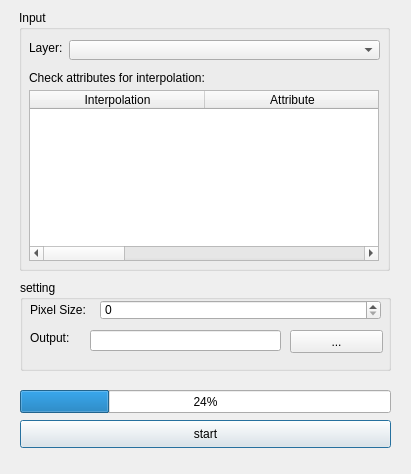
First picture: the form in IDW_Interpolation_dialog_base.ui, repository HanwGeek/geoRec, before the edit.
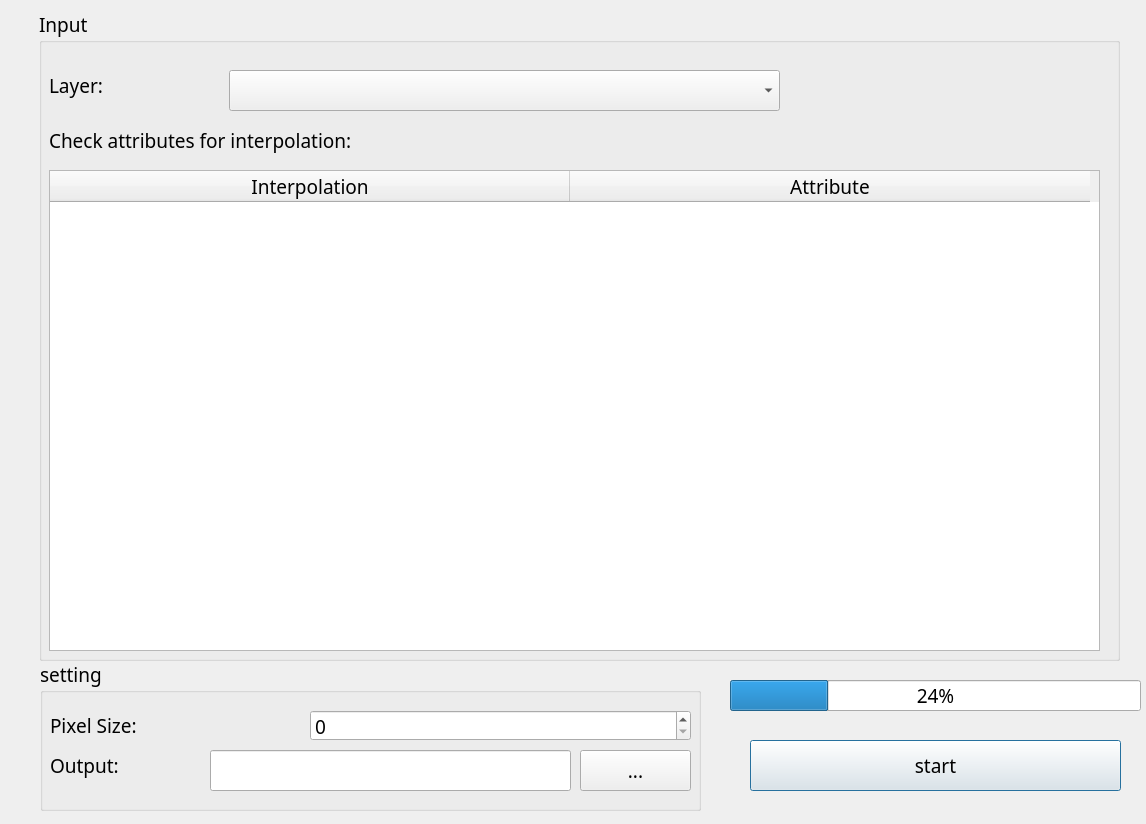
Second picture: the form after the edit.

Commit message: high dpi ui fix

```diff
--- a/IDW_Interpolation_dialog_base.ui
+++ b/IDW_Interpolation_dialog_base.ui
@@ -6,8 +6,8 @@
    <rect>
     <x>0</x>
     <y>0</y>
-    <width>411</width>
-    <height>474</height>
+    <width>1146</width>
+    <height>824</height>
    </rect>
   </property>
   <property name="windowTitle">
@@ -16,12 +16,18 @@
   <widget class="QGroupBox" name="groupBox_input">
    <property name="geometry">
     <rect>
-     <x>19</x>
+     <x>39</x>
      <y>10</y>
-     <width>371</width>
-     <height>261</height>
+     <width>1081</width>
+     <height>651</height>
     </rect>
    </property>
+   <property name="font">
+    <font>
+     <family>Source Code Variable</family>
+     <pointsize>14</pointsize>
+    </font>
+   </property>
    <property name="title">
     <string>Input</string>
    </property>
@@ -29,11 +35,16 @@
     <property name="geometry">
      <rect>
       <x>10</x>
-      <y>30</y>
-      <width>72</width>
-      <height>15</height>
+      <y>50</y>
+      <width>161</width>
+      <height>51</height>
      </rect>
     </property>
+    <property name="font">
+     <font>
+      <family>Source Code Variable</family>
+     </font>
+    </property>
     <property name="text">
      <string>Layer:</string>
     </property>
@@ -42,11 +53,16 @@
     <property name="geometry">
      <rect>
       <x>10</x>
-      <y>60</y>
-      <width>341</width>
-      <height>16</height>
+      <y>110</y>
+      <width>721</width>
+      <height>41</height>
      </rect>
     </property>
+    <property name="font">
+     <font>
+      <family>Source Code Variable</family>
+     </font>
+    </property>
     <property name="text">
      <string>Check attributes for interpolation:</string>
     </property>
@@ -55,16 +71,22 @@
     <property name="geometry">
      <rect>
       <x>10</x>
-      <y>80</y>
-      <width>350</width>
-      <height>171</height>
+      <y>160</y>
+      <width>1051</width>
+      <height>481</height>
      </rect>
     </property>
+    <property name="font">
+     <font>
+      <family>Source Code Variable</family>
+      <pointsize>14</pointsize>
+     </font>
+    </property>
     <property name="columnCount">
-     <number>4</number>
+     <number>2</number>
     </property>
     <attribute name="horizontalHeaderDefaultSectionSize">
-     <number>175</number>
+     <number>520</number>
     </attribute>
     <column>
      <property name="text">
@@ -76,29 +98,38 @@
       <string>Attribute</string>
      </property>
     </column>
-    <column/>
-    <column/>
    </widget>
    <widget class="QComboBox" name="comboBox_layers">
     <property name="geometry">
      <rect>
-      <x>50</x>
-      <y>30</y>
-      <width>311</width>
-      <height>20</height>
+      <x>190</x>
+      <y>60</y>
+      <width>551</width>
+      <height>41</height>
      </rect>
     </property>
+    <property name="font">
+     <font>
+      <family>Source Code Variable</family>
+     </font>
+    </property>
    </widget>
   </widget>
   <widget class="QProgressBar" name="progressBar">
    <property name="geometry">
     <rect>
-     <x>20</x>
-     <y>390</y>
-     <width>371</width>
-     <height>23</height>
+     <x>730</x>
+     <y>680</y>
+     <width>411</width>
+     <height>31</height>
     </rect>
    </property>
+   <property name="font">
+    <font>
+     <family>Source Code Variable</family>
+     <pointsize>14</pointsize>
+    </font>
+   </property>
    <property name="value">
     <number>24</number>
    </property>
@@ -106,12 +137,18 @@
   <widget class="QPushButton" name="pushButton_start">
    <property name="geometry">
     <rect>
-     <x>20</x>
-     <y>420</y>
+     <x>750</x>
+     <y>740</y>
      <width>371</width>
-     <height>28</height>
+     <height>51</height>
     </rect>
    </property>
+   <property name="font">
+    <font>
+     <family>Source Code Variable</family>
+     <pointsize>14</pointsize>
+    </font>
+   </property>
    <property name="text">
     <string>start</string>
    </property>
@@ -119,41 +156,28 @@
   <widget class="QGroupBox" name="groupBox_setting">
    <property name="geometry">
     <rect>
-     <x>20</x>
-     <y>280</y>
-     <width>371</width>
-     <height>91</height>
+     <x>40</x>
+     <y>660</y>
+     <width>661</width>
+     <height>151</height>
     </rect>
    </property>
+   <property name="font">
+    <font>
+     <family>Source Code Variable</family>
+     <pointsize>14</pointsize>
+    </font>
+   </property>
    <property name="title">
     <string>setting</string>
    </property>
-   <widget class="QLabel" name="label_pixelSize">
-    <property name="geometry">
-     <rect>
-      <x>10</x>
-      <y>20</y>
-      <width>66</width>
-      <height>20</height>
-     </rect>
-    </property>
-    <property name="maximumSize">
-     <size>
-      <width>75</width>
-      <height>16777215</height>
-     </size>
-    </property>
-    <property name="text">
-     <string>Pixel Size:</string>
-    </property>
-   </widget>
    <widget class="QSpinBox" name="spinBox_pixelSize">
     <property name="geometry">
      <rect>
-      <x>80</x>
-      <y>20</y>
-      <width>281</width>
-      <height>20</height>
+      <x>270</x>
+      <y>50</y>
+      <width>381</width>
+      <height>31</height>
      </rect>
     </property>
     <property name="sizePolicy">
@@ -162,6 +186,12 @@
       <verstretch>0</verstretch>
      </sizepolicy>
     </property>
+    <property name="font">
+     <font>
+      <family>Source Code Variable</family>
+      <pointsize>14</pointsize>
+     </font>
+    </property>
     <property name="maximum">
      <number>1000000000</number>
     </property>
@@ -170,11 +200,17 @@
     <property name="geometry">
      <rect>
       <x>10</x>
-      <y>50</y>
-      <width>72</width>
-      <height>15</height>
+      <y>90</y>
+      <width>151</width>
+      <height>31</height>
      </rect>
     </property>
+    <property name="font">
+     <font>
+      <family>Source Code Variable</family>
+      <pointsize>14</pointsize>
+     </font>
+    </property>
     <property name="text">
      <string>Output:</string>
     </property>
@@ -182,26 +218,57 @@
    <widget class="QLineEdit" name="lineEdit_output">
     <property name="geometry">
      <rect>
-      <x>70</x>
-      <y>50</y>
-      <width>191</width>
-      <height>21</height>
+      <x>170</x>
+      <y>90</y>
+      <width>361</width>
+      <height>41</height>
      </rect>
     </property>
+    <property name="font">
+     <font>
+      <family>Source Code Variable</family>
+      <pointsize>14</pointsize>
+     </font>
+    </property>
    </widget>
    <widget class="QPushButton" name="pushButton_output">
     <property name="geometry">
      <rect>
-      <x>270</x>
-      <y>50</y>
-      <width>93</width>
-      <height>23</height>
+      <x>540</x>
+      <y>90</y>
+      <width>111</width>
+      <height>41</height>
      </rect>
     </property>
+    <property name="font">
+     <font>
+      <family>Source Code Variable</family>
+      <pointsize>14</pointsize>
+     </font>
+    </property>
     <property name="text">
      <string>...</string>
     </property>
    </widget>
+   <widget class="QLabel" name="label_pixelSize">
+    <property name="geometry">
+     <rect>
+      <x>10</x>
+      <y>40</y>
+      <width>251</width>
+      <height>51</height>
+     </rect>
+    </property>
+    <property name="font">
+     <font>
+      <family>Source Code Variable</family>
+      <pointsize>14</pointsize>
+     </font>
+    </property>
+    <property name="text">
+     <string>Pixel Size:</string>
+    </property>
+   </widget>
   </widget>
  </widget>
  <resources/>
```
The commit also changes 2 other files.
